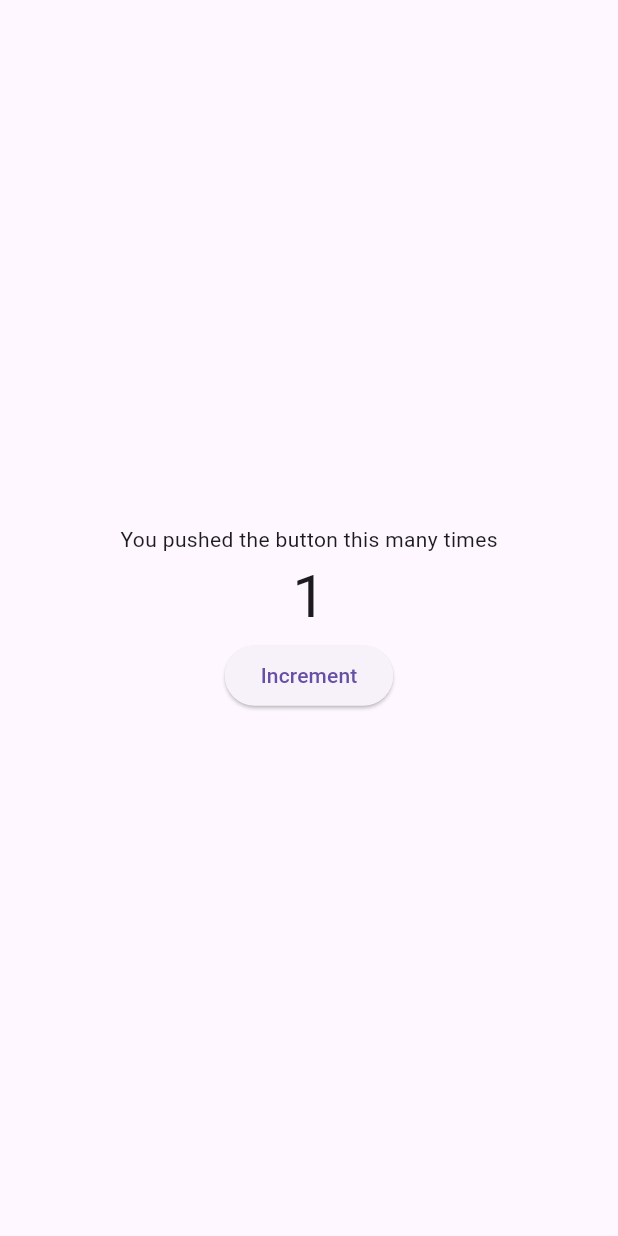
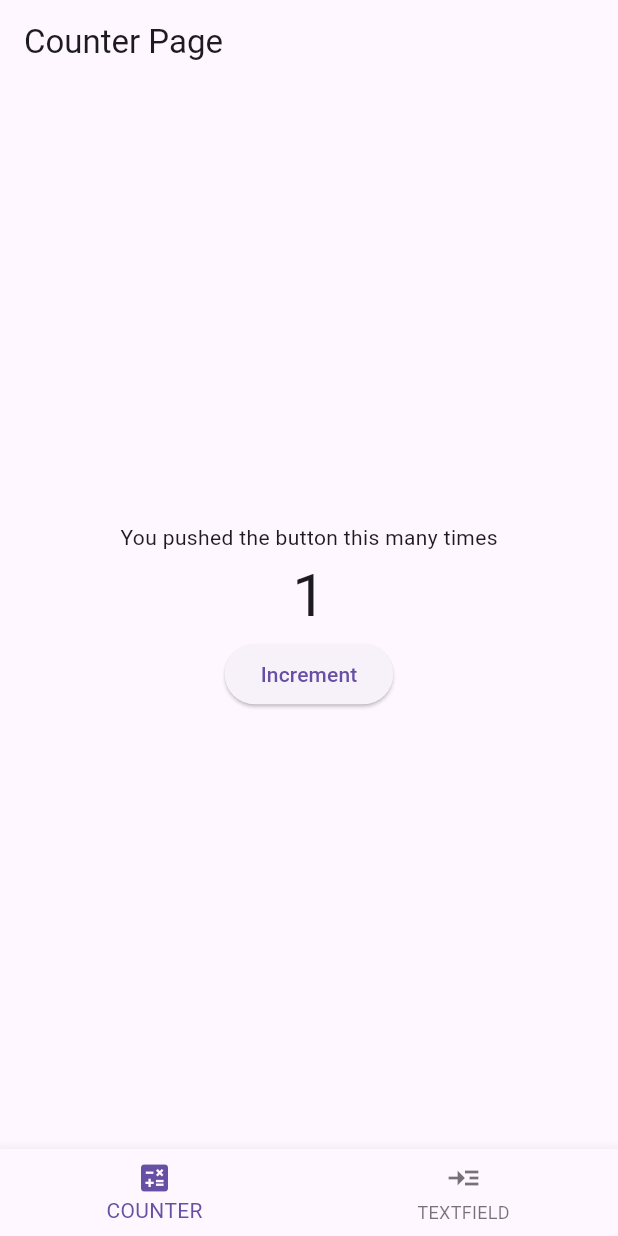
Before and after one commit to Raftouch/counter-app-flutter, a Flutter app: the screen it shows after launch, after a tap on "Increment", on a phone screen of 412 x 824 dp. Run offline on Flutter 3.47's test engine with Material 3 defaults, Android fonts, the phone set to English and light mode, and no system bars.

Commit message:
modify architecture

```diff
--- a/lib/main.dart
+++ b/lib/main.dart
@@ -1,4 +1,6 @@
 import 'package:counter_app/pages/counter_page.dart';
+import 'package:counter_app/pages/home_page.dart';
+import 'package:counter_app/pages/text_page.dart';
 import 'package:flutter/material.dart';
 
 void main() {
@@ -10,7 +12,13 @@ class MyApp extends StatelessWidget {
 
   @override
   Widget build(BuildContext context) {
-    return const MaterialApp(
-        debugShowCheckedModeBanner: false, home: CounterPage());
+    return MaterialApp(
+      debugShowCheckedModeBanner: false,
+      home: HomePage(),
+      routes: {
+        '/counterpage': (context) => CounterPage(),
+        '/textpage': (context) => TextPage(),
+      },
+    );
   }
 }
--- a/lib/pages/counter_page.dart
+++ b/lib/pages/counter_page.dart
@@ -24,6 +24,9 @@ class _CounterPageState extends State<CounterPage> {
   @override
   Widget build(BuildContext context) {
     return Scaffold(
+        appBar: AppBar(
+          title: Text("Counter Page"),
+        ),
         body: Center(
           child: Column(
             mainAxisAlignment: MainAxisAlignment.center,
@@ -33,7 +36,8 @@ class _CounterPageState extends State<CounterPage> {
               // counter value
               Text(_counter.toString(), style: TextStyle(fontSize: 40)),
               // button
-          ElevatedButton(onPressed: _incrementCounter, child: Text('Increment'))
+              ElevatedButton(
+                  onPressed: _incrementCounter, child: Text('Increment'))
             ],
           ),
         ));
--- /dev/null
+++ b/lib/pages/home_page.dart
@@ -0,0 +1,42 @@
+import 'package:counter_app/pages/counter_page.dart';
+import 'package:counter_app/pages/text_page.dart';
+import 'package:flutter/material.dart';
+
+class HomePage extends StatefulWidget {
+  const HomePage({super.key});
+
+  @override
+  State<HomePage> createState() => _HomePageState();
+}
+
+class _HomePageState extends State<HomePage> {
+  int _selectedIndex = 0;
+
+  void _navigateBottomBar(int index) {
+    setState(() {
+      _selectedIndex = index;
+    });
+  }
+
+  final List _pages = [
+    CounterPage(),
+    TextPage(),
+  ];
+
+  @override
+  Widget build(BuildContext context) {
+    return Scaffold(
+      body: _pages[_selectedIndex],
+      bottomNavigationBar: BottomNavigationBar(
+        currentIndex: _selectedIndex,
+        onTap: _navigateBottomBar,
+        items: [
+          BottomNavigationBarItem(
+              icon: Icon(Icons.calculate), label: 'COUNTER'),
+          BottomNavigationBarItem(
+              icon: Icon(Icons.read_more), label: 'TEXTFIELD'),
+        ],
+      ),
+    );
+  }
+}
--- /dev/null
+++ b/lib/pages/text_page.dart
@@ -0,0 +1,14 @@
+import 'package:flutter/material.dart';
+
+class TextPage extends StatelessWidget {
+  const TextPage({super.key});
+
+  @override
+  Widget build(BuildContext context) {
+    return Scaffold(
+      appBar: AppBar(
+        title: Text("Text Page"),
+      ),
+    );
+  }
+}
```
Lines whose indentation alone changed are shown as unchanged.
